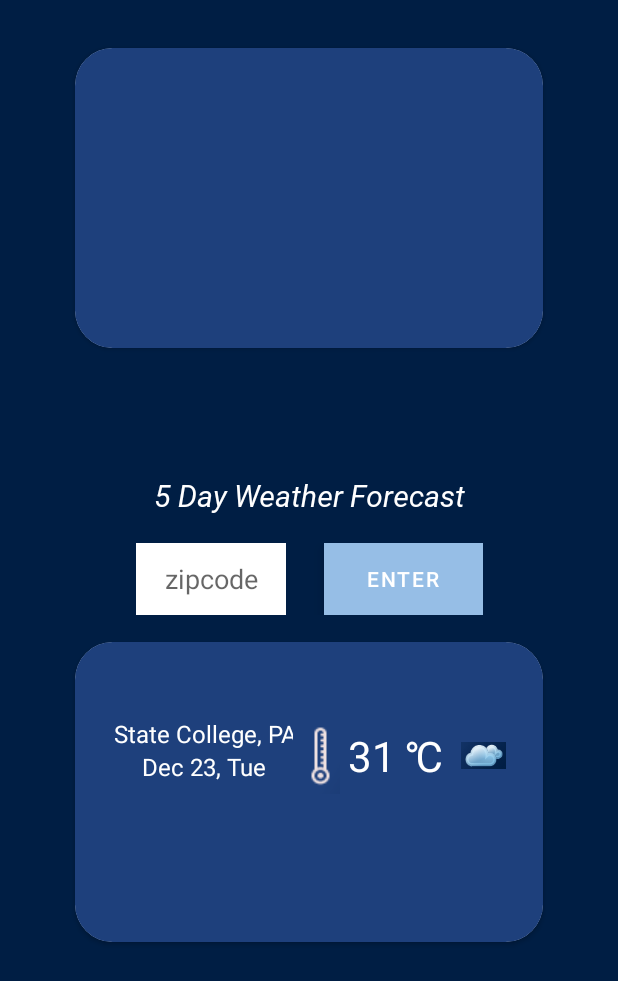
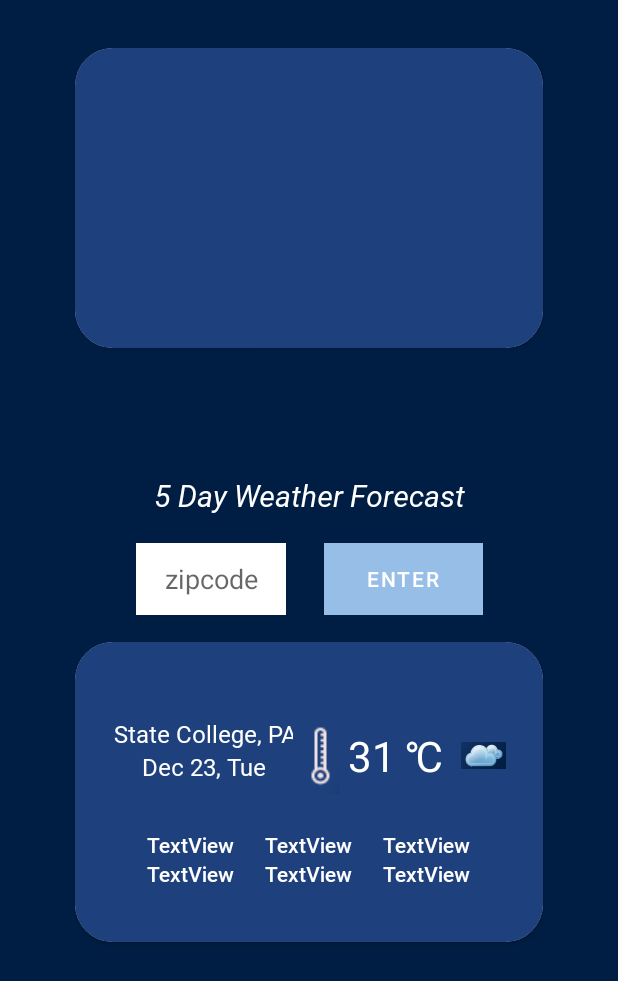
Before and after one commit to NittanyLions42/wellnessbuddy, an Android app: the layout activity_main.xml on its own in the app's theme, with its tools: preview values and no code run, on a phone screen of 412 x 824 dp. Shown: the top 981 px of the screen. Run offline under Robolectric (Android 15) with nearby library versions, the phone set to English and light mode, and no system bars.

Commit message:
added textviews for sunrise, precip, sunset

```diff
--- a/app/src/main/res/layout/activity_main.xml
+++ b/app/src/main/res/layout/activity_main.xml
@@ -43,6 +43,7 @@
             android:visibility="visible">
 
             <LinearLayout
+                android:id="@+id/linearLayout"
                 android:layout_width="wrap_content"
                 android:layout_height="wrap_content"
                 android:layout_marginStart="8dp"
@@ -64,6 +65,7 @@
                         android:layout_width="120dp"
                         android:layout_height="wrap_content"
                         android:ems="10"
+                        android:fontFamily="@font/roboto_regular"
                         android:inputType="text"
                         android:outlineProvider="none"
                         android:padding="0dp"
@@ -88,6 +90,7 @@
                         android:layout_width="120dp"
                         android:layout_height="wrap_content"
                         android:ems="10"
+                        android:fontFamily="@font/roboto_regular"
                         android:inputType="date"
                         android:outlineProvider="none"
                         android:padding="0dp"
@@ -159,6 +162,97 @@
                     app:srcCompat="@drawable/weather_icon" />
             </LinearLayout>
 
+            <LinearLayout
+                android:layout_width="wrap_content"
+                android:layout_height="wrap_content"
+                android:layout_marginTop="24dp"
+                android:orientation="horizontal"
+                app:layout_constraintEnd_toEndOf="parent"
+                app:layout_constraintStart_toStartOf="parent"
+                app:layout_constraintTop_toBottomOf="@+id/linearLayout">
+
+                <LinearLayout
+                    android:id="@+id/sunrise_linearlayout"
+                    android:layout_width="wrap_content"
+                    android:layout_height="wrap_content"
+                    android:orientation="vertical">
+
+                    <TextView
+                        android:id="@+id/sunrise_label_textView"
+                        android:layout_width="wrap_content"
+                        android:layout_height="wrap_content"
+                        android:fontFamily="@font/roboto_medium"
+                        android:text="TextView"
+                        android:textColor="@color/White_Out" />
+
+                    <TextView
+                        android:id="@+id/sunrise_time_textView"
+                        android:layout_width="wrap_content"
+                        android:layout_height="wrap_content"
+                        android:fontFamily="@font/roboto_medium"
+                        android:text="TextView"
+                        android:textColor="@color/White_Out" />
+
+                </LinearLayout>
+
+                <Space
+                    android:layout_width="20dp"
+                    android:layout_height="wrap_content"
+                    android:layout_weight="1" />
+
+                <LinearLayout
+                    android:id="@+id/precip_linearlayout"
+                    android:layout_width="wrap_content"
+                    android:layout_height="wrap_content"
+                    android:orientation="vertical">
+
+                    <TextView
+                        android:id="@+id/precip_label_textView"
+                        android:layout_width="wrap_content"
+                        android:layout_height="wrap_content"
+                        android:fontFamily="@font/roboto_medium"
+                        android:text="TextView"
+                        android:textColor="@color/White_Out" />
+
+                    <TextView
+                        android:id="@+id/preceip_value_textView"
+                        android:layout_width="wrap_content"
+                        android:layout_height="wrap_content"
+                        android:fontFamily="@font/roboto_medium"
+                        android:text="TextView"
+                        android:textColor="@color/White_Out" />
+                </LinearLayout>
+
+                <Space
+                    android:layout_width="20dp"
+                    android:layout_height="wrap_content"
+                    android:layout_weight="1" />
+
+                <LinearLayout
+                    android:id="@+id/sunset_linearlayout"
+                    android:layout_width="wrap_content"
+                    android:layout_height="wrap_content"
+                    android:orientation="vertical">
+
+                    <TextView
+                        android:id="@+id/sunset_label_textView"
+                        android:layout_width="wrap_content"
+                        android:layout_height="wrap_content"
+                        android:fontFamily="@font/roboto_medium"
+                        android:text="TextView"
+                        android:textColor="@color/White_Out" />
+
+                    <TextView
+                        android:id="@+id/sunset_time_textView"
+                        android:layout_width="wrap_content"
+                        android:layout_height="wrap_content"
+                        android:fontFamily="@font/roboto_medium"
+                        android:text="TextView"
+                        android:textColor="@color/White_Out" />
+                </LinearLayout>
+
+            </LinearLayout>
+
         </androidx.constraintlayout.widget.ConstraintLayout>
     </androidx.cardview.widget.CardView>
 
```
